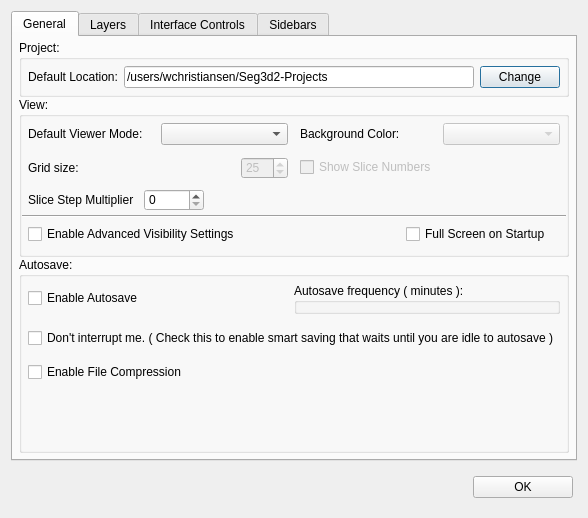
Qt form src/Interface/AppPreferences/AppPreferences.ui (SCIInstitute/Seg3D) before a commit.
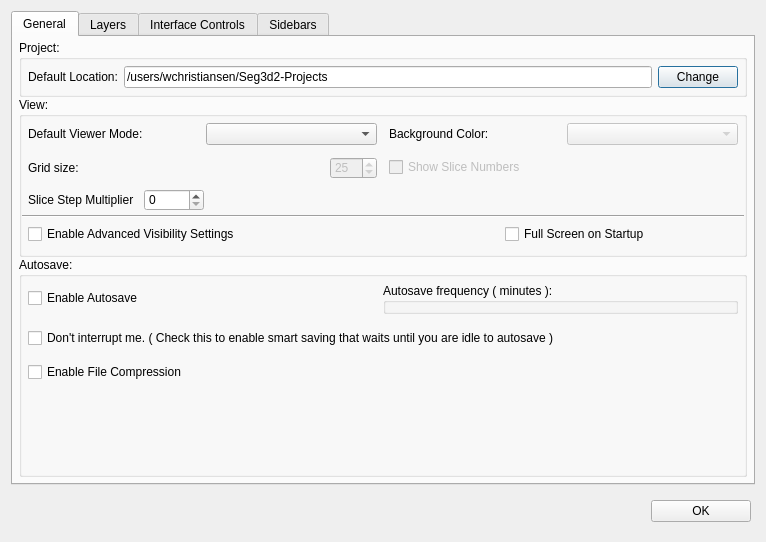
The same form after that commit. Custom widgets are drawn as their Qt base class.

```diff
--- a/src/Interface/AppPreferences/AppPreferences.ui
+++ b/src/Interface/AppPreferences/AppPreferences.ui
@@ -6,8 +6,8 @@
    <rect>
     <x>0</x>
     <y>0</y>
-    <width>536</width>
-    <height>467</height>
+    <width>766</width>
+    <height>542</height>
    </rect>
   </property>
   <property name="windowTitle">
@@ -88,9 +88,6 @@
              </size>
             </property>
             <layout class="QHBoxLayout" name="horizontalLayout_2">
-             <property name="spacing">
-              <number>6</number>
-             </property>
              <property name="margin">
               <number>6</number>
              </property>
```
